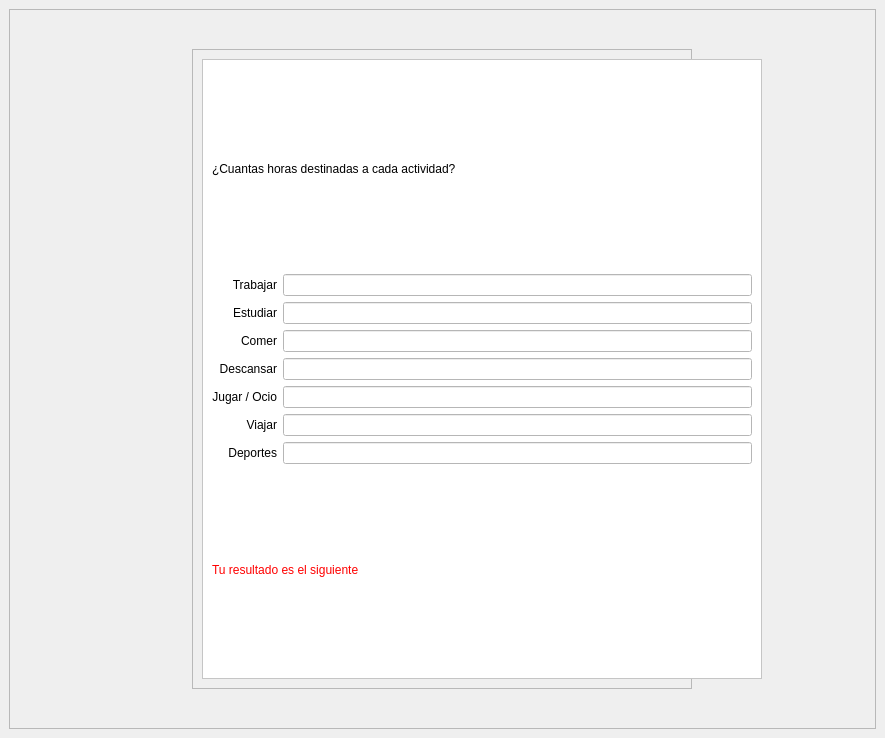
Qt form resources/templates/prueba2.ui (Danico19827/SLI_Trabajo_Final) before a commit.
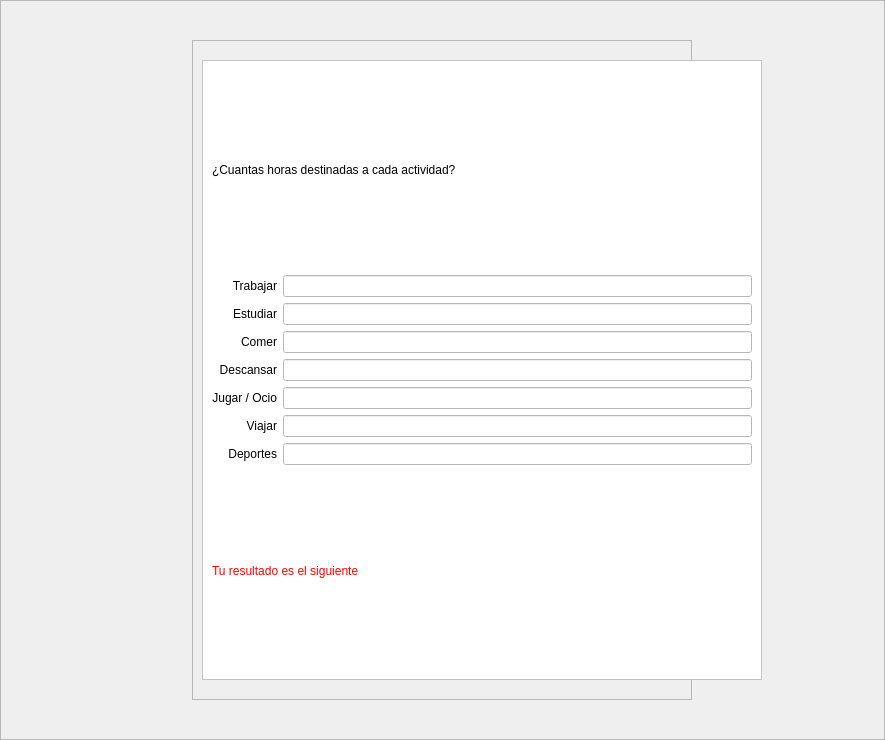
The same form after that commit. Icons and pictures are not drawn.

The edit to the form file:
```diff
--- a/resources/templates/prueba2.ui
+++ b/resources/templates/prueba2.ui
@@ -7,7 +7,7 @@
     <x>0</x>
     <y>0</y>
     <width>885</width>
-    <height>678</height>
+    <height>740</height>
    </rect>
   </property>
   <property name="windowTitle">
@@ -15,6 +15,21 @@
   </property>
   <widget class="QWidget" name="centralwidget">
    <layout class="QGridLayout" name="gridLayout">
+    <property name="leftMargin">
+     <number>0</number>
+    </property>
+    <property name="topMargin">
+     <number>0</number>
+    </property>
+    <property name="rightMargin">
+     <number>0</number>
+    </property>
+    <property name="bottomMargin">
+     <number>0</number>
+    </property>
+    <property name="spacing">
+     <number>0</number>
+    </property>
     <item row="0" column="0">
      <widget class="QFrame" name="contenedorPrincipal">
       <property name="whatsThis">
```
